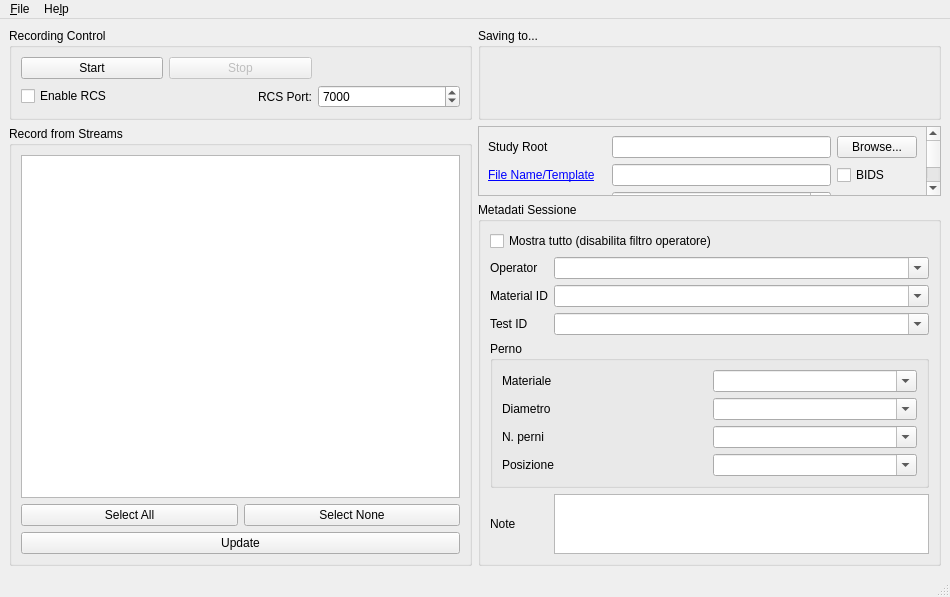
First picture: the form in src/mainwindow.ui, repository DavideAdaptronics/App-LabRecorder, before the edit.
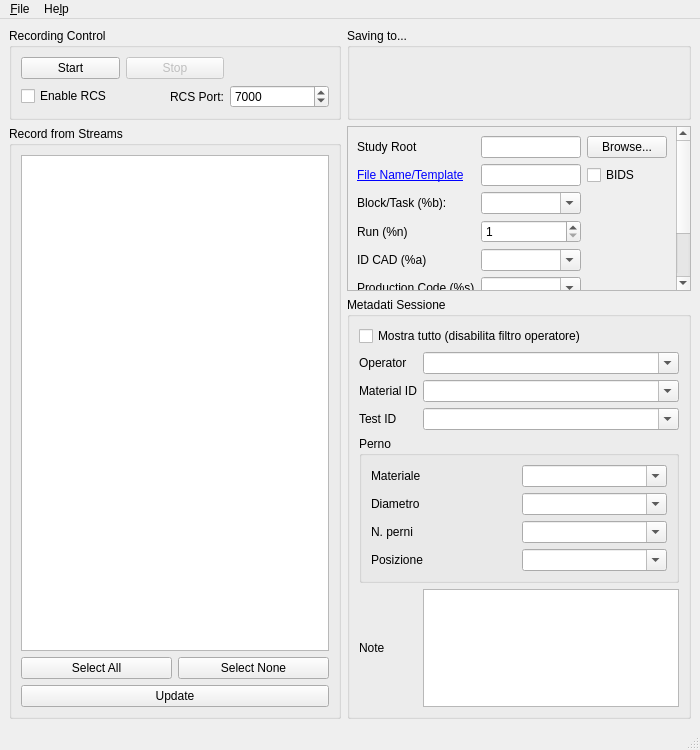
Second picture: the form after the edit.

The edit to the form file:
```diff
--- a/src/mainwindow.ui
+++ b/src/mainwindow.ui
@@ -6,8 +6,8 @@
    <rect>
     <x>0</x>
     <y>0</y>
-    <width>950</width>
-    <height>480</height>
+    <width>700</width>
+    <height>750</height>
    </rect>
   </property>
   <property name="windowTitle">
```
